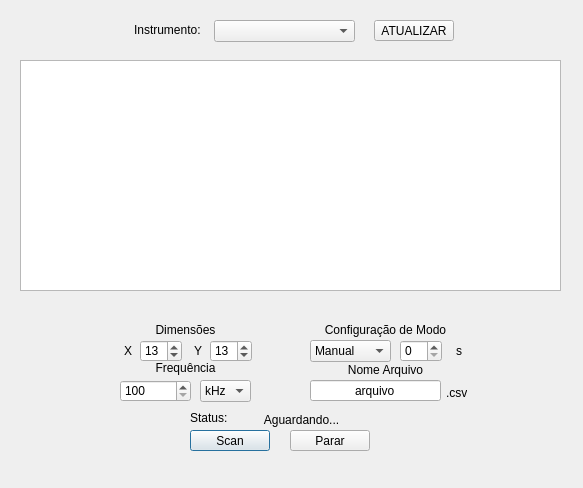
Above: analisador_placa/analisador_placa/dialog.ui from lucasgcb/CEM-Scanner-HMS-X before the change. Below: the same form after it.
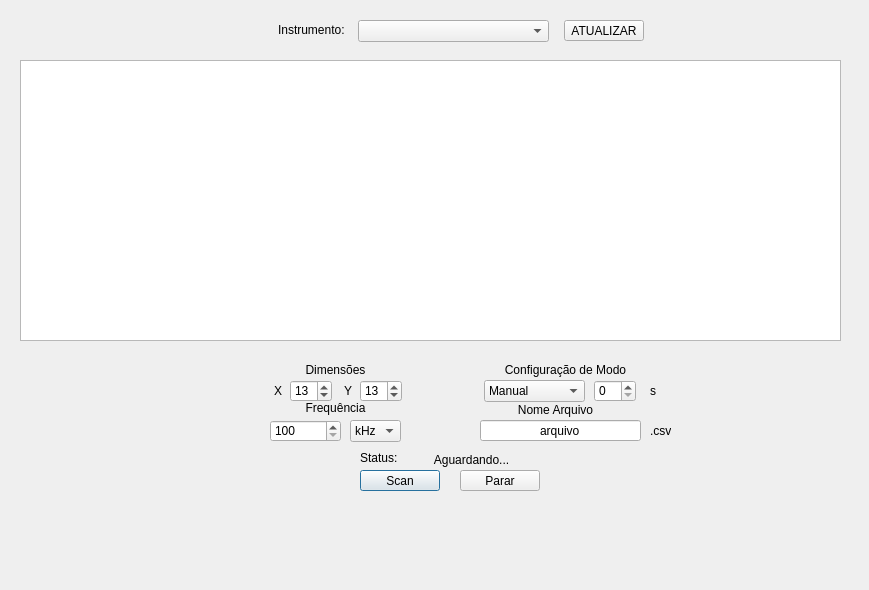
That is the form after the change.

Commit message: Adjust UI temporarily

```diff
--- a/analisador_placa/analisador_placa/dialog.ui
+++ b/analisador_placa/analisador_placa/dialog.ui
@@ -6,8 +6,8 @@
    <rect>
     <x>0</x>
     <y>0</y>
-    <width>583</width>
-    <height>488</height>
+    <width>869</width>
+    <height>590</height>
    </rect>
   </property>
   <property name="windowTitle">
@@ -16,8 +16,8 @@
   <widget class="QSpinBox" name="box_dimensao_X">
    <property name="geometry">
     <rect>
-     <x>140</x>
-     <y>340</y>
+     <x>290</x>
+     <y>380</y>
      <width>42</width>
      <height>22</height>
     </rect>
@@ -35,8 +35,8 @@
   <widget class="QSpinBox" name="box_dimensao_Y">
    <property name="geometry">
     <rect>
-     <x>210</x>
-     <y>340</y>
+     <x>360</x>
+     <y>380</y>
      <width>42</width>
      <height>22</height>
     </rect>
@@ -54,8 +54,8 @@
   <widget class="QSpinBox" name="box_frequencia">
    <property name="geometry">
     <rect>
-     <x>120</x>
-     <y>380</y>
+     <x>270</x>
+     <y>420</y>
      <width>71</width>
      <height>22</height>
     </rect>
@@ -73,8 +73,8 @@
   <widget class="QComboBox" name="box_frequencia_unidade">
    <property name="geometry">
     <rect>
-     <x>200</x>
-     <y>380</y>
+     <x>350</x>
+     <y>420</y>
      <width>51</width>
      <height>22</height>
     </rect>
@@ -98,9 +98,9 @@
   <widget class="QLineEdit" name="box_nome">
    <property name="geometry">
     <rect>
-     <x>310</x>
-     <y>380</y>
-     <width>131</width>
+     <x>480</x>
+     <y>420</y>
+     <width>161</width>
      <height>21</height>
     </rect>
    </property>
@@ -114,9 +114,9 @@
   <widget class="QComboBox" name="box_config">
    <property name="geometry">
     <rect>
-     <x>310</x>
-     <y>340</y>
-     <width>81</width>
+     <x>484</x>
+     <y>380</y>
+     <width>101</width>
      <height>22</height>
     </rect>
    </property>
@@ -134,8 +134,8 @@
   <widget class="QSpinBox" name="box_config_tempo">
    <property name="geometry">
     <rect>
-     <x>400</x>
-     <y>340</y>
+     <x>594</x>
+     <y>380</y>
      <width>42</width>
      <height>22</height>
     </rect>
@@ -144,8 +144,8 @@
   <widget class="QPushButton" name="botao_vai">
    <property name="geometry">
     <rect>
-     <x>190</x>
-     <y>430</y>
+     <x>360</x>
+     <y>470</y>
      <width>80</width>
      <height>21</height>
     </rect>
@@ -157,8 +157,8 @@
   <widget class="QPushButton" name="botao_parar">
    <property name="geometry">
     <rect>
-     <x>290</x>
-     <y>430</y>
+     <x>460</x>
+     <y>470</y>
      <width>80</width>
      <height>21</height>
     </rect>
@@ -170,8 +170,8 @@
   <widget class="QLabel" name="label">
    <property name="geometry">
     <rect>
-     <x>120</x>
-     <y>320</y>
+     <x>270</x>
+     <y>360</y>
      <width>131</width>
      <height>20</height>
     </rect>
@@ -186,8 +186,8 @@
   <widget class="QLabel" name="label_2">
    <property name="geometry">
     <rect>
-     <x>120</x>
-     <y>360</y>
+     <x>270</x>
+     <y>400</y>
      <width>131</width>
      <height>16</height>
     </rect>
@@ -205,8 +205,8 @@
   <widget class="QLabel" name="label_3">
    <property name="geometry">
     <rect>
-     <x>310</x>
-     <y>320</y>
+     <x>490</x>
+     <y>360</y>
      <width>151</width>
      <height>20</height>
     </rect>
@@ -224,8 +224,8 @@
   <widget class="QLabel" name="label_4">
    <property name="geometry">
     <rect>
-     <x>456</x>
-     <y>340</y>
+     <x>650</x>
+     <y>380</y>
      <width>41</width>
      <height>21</height>
     </rect>
@@ -237,8 +237,8 @@
   <widget class="QLabel" name="label_5">
    <property name="geometry">
     <rect>
-     <x>310</x>
-     <y>360</y>
+     <x>480</x>
+     <y>400</y>
      <width>151</width>
      <height>20</height>
     </rect>
@@ -253,8 +253,8 @@
   <widget class="QLabel" name="label_6">
    <property name="geometry">
     <rect>
-     <x>446</x>
-     <y>382</y>
+     <x>650</x>
+     <y>420</y>
      <width>21</width>
      <height>21</height>
     </rect>
@@ -266,8 +266,8 @@
   <widget class="QLabel" name="label_7">
    <property name="geometry">
     <rect>
-     <x>190</x>
-     <y>410</y>
+     <x>360</x>
+     <y>450</y>
      <width>61</width>
      <height>16</height>
     </rect>
@@ -279,8 +279,8 @@
   <widget class="QLabel" name="label_status">
    <property name="geometry">
     <rect>
-     <x>236</x>
-     <y>410</y>
+     <x>406</x>
+     <y>450</y>
      <width>131</width>
      <height>20</height>
     </rect>
@@ -295,8 +295,8 @@
   <widget class="QLabel" name="label_9">
    <property name="geometry">
     <rect>
-     <x>120</x>
-     <y>340</y>
+     <x>270</x>
+     <y>380</y>
      <width>16</width>
      <height>21</height>
     </rect>
@@ -311,8 +311,8 @@
   <widget class="QLabel" name="label_10">
    <property name="geometry">
     <rect>
-     <x>190</x>
-     <y>340</y>
+     <x>340</x>
+     <y>380</y>
      <width>16</width>
      <height>21</height>
     </rect>
@@ -327,8 +327,8 @@
   <widget class="QLabel" name="label_erro">
    <property name="geometry">
     <rect>
-     <x>190</x>
-     <y>450</y>
+     <x>360</x>
+     <y>490</y>
      <width>181</width>
      <height>20</height>
     </rect>
@@ -343,9 +343,9 @@
   <widget class="QComboBox" name="box_instrumento">
    <property name="geometry">
     <rect>
-     <x>214</x>
+     <x>358</x>
      <y>20</y>
-     <width>141</width>
+     <width>191</width>
      <height>22</height>
     </rect>
    </property>
@@ -353,7 +353,7 @@
   <widget class="QLabel" name="label_8">
    <property name="geometry">
     <rect>
-     <x>134</x>
+     <x>278</x>
      <y>20</y>
      <width>71</width>
      <height>20</height>
@@ -366,7 +366,7 @@
   <widget class="QPushButton" name="botao_instrumento">
    <property name="geometry">
     <rect>
-     <x>374</x>
+     <x>564</x>
      <y>20</y>
      <width>80</width>
      <height>21</height>
@@ -379,7 +379,7 @@
   <widget class="QLabel" name="label_instrumento">
    <property name="geometry">
     <rect>
-     <x>380</x>
+     <x>530</x>
      <y>40</y>
      <width>71</width>
      <height>20</height>
@@ -397,8 +397,8 @@
     <rect>
      <x>20</x>
      <y>60</y>
-     <width>541</width>
-     <height>231</height>
+     <width>821</width>
+     <height>281</height>
     </rect>
    </property>
    <attribute name="horizontalHeaderDefaultSectionSize">
```
